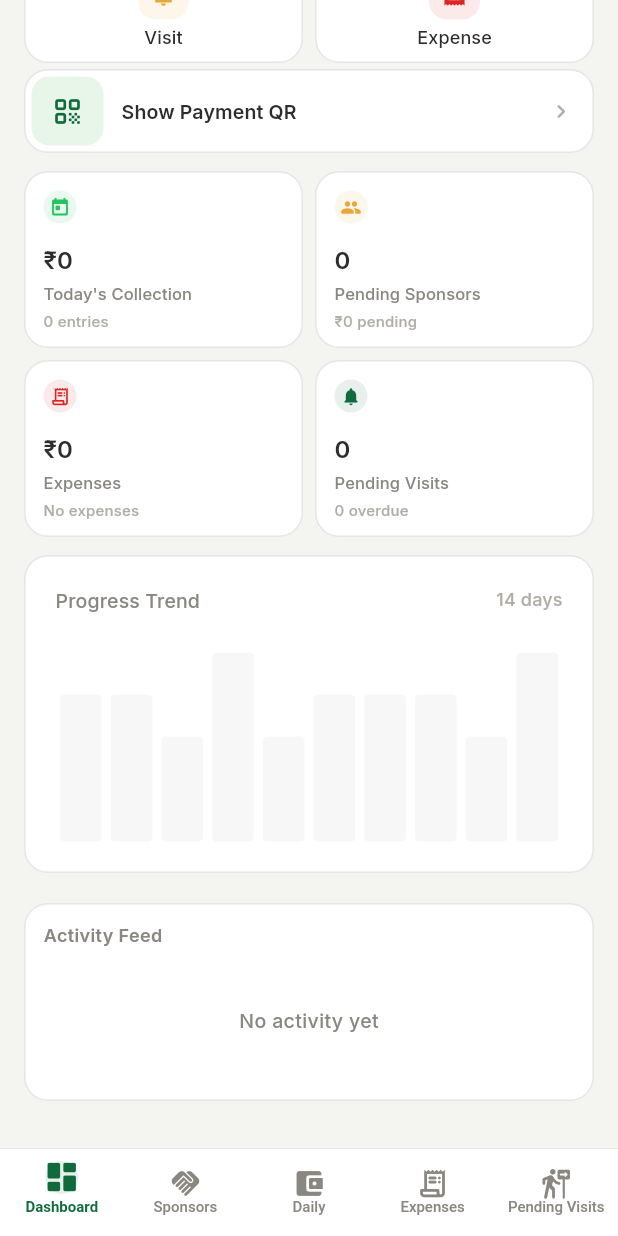
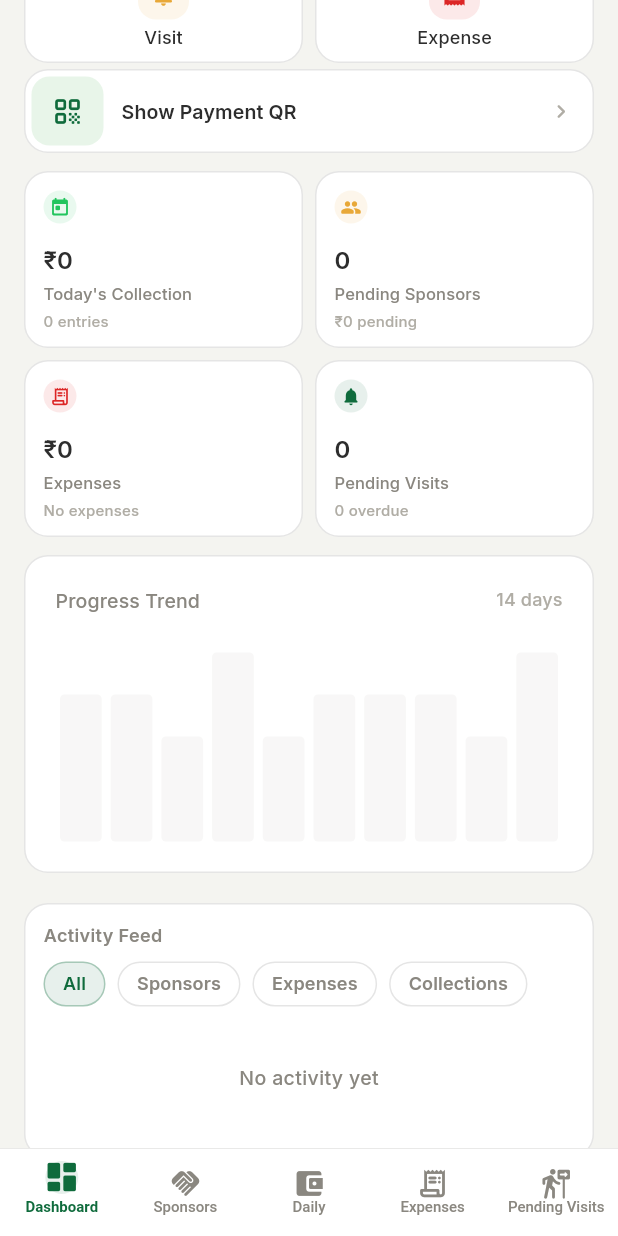
Before and after one commit to santhosh9863/gowriganesha, a Flutter app: the DashboardPage screen opened by its route, scrolled down 508 dp, on a phone screen of 412 x 824 dp. Run offline on Flutter 3.47's test engine with Material 3 defaults, Android fonts, the phone set to English and light mode, and no system bars; our stand-ins replace cloud_firestore, firebase_core, firebase_messaging, firebase_storage, fl_chart, flutter_riverpod and 5 more; accounts and stored records are empty.

Commit message:
feat: Phase 3 UX improvements — debounced search, activity filters, trend arrows
- Search debouncing (300ms Timer) on collection list page — prevents
  excessive rebuilds while typing, clears on explicit clear button
- Activity feed filter chips (All/Sponsors/Expenses/Collections) in
  _ActivityTimeline — filters by entityType using AnimatedContainer chips
- Trend arrows on Today's Collection KPI card — computes yesterday's total
  from daily collections stream, shows trending_up (green) or
  trending_down (red) icon next to the trend text

```diff
--- a/lib/features/collections/collection_list_page.dart
+++ b/lib/features/collections/collection_list_page.dart
@@ -1,3 +1,4 @@
+import 'dart:async';
 import 'package:flutter/material.dart';
 import 'package:flutter_riverpod/flutter_riverpod.dart';
 import 'package:go_router/go_router.dart';
@@ -32,9 +33,17 @@ class _CollectionListPageState extends ConsumerState<CollectionListPage>
     with SingleTickerProviderStateMixin {
   final _searchController = TextEditingController();
   String _searchQuery = '';
+  Timer? _debounceTimer;
   String _filter = 'all';
   bool _initialized = false;
   late final AnimationController _staggerCtrl;
+
+  void _onSearchChanged(String v) {
+    _debounceTimer?.cancel();
+    _debounceTimer = Timer(const Duration(milliseconds: 300), () {
+      if (mounted) setState(() => _searchQuery = v);
+    });
+  }
 
   @override
   void initState() {
@@ -64,6 +73,7 @@ class _CollectionListPageState extends ConsumerState<CollectionListPage>
   @override
   void dispose() {
     debugPrint('[LIFECYCLE] CollectionListPage.dispose');
+    _debounceTimer?.cancel();
     _staggerCtrl.stop();
     _staggerCtrl.dispose();
     _searchController.dispose();
@@ -199,7 +209,7 @@ class _CollectionListPageState extends ConsumerState<CollectionListPage>
           ),
           child: TextField(
             controller: _searchController,
-            onChanged: (v) => setState(() => _searchQuery = v),
+            onChanged: _onSearchChanged,
             decoration: InputDecoration(
               hintText: 'Search sponsors...',
               prefixIcon: const Icon(Icons.search_rounded, size: 20),
@@ -207,6 +217,7 @@ class _CollectionListPageState extends ConsumerState<CollectionListPage>
                   ? IconButton(
                       icon: const Icon(Icons.clear_rounded, size: 18),
                       onPressed: () {
+                        _debounceTimer?.cancel();
                         _searchController.clear();
                         setState(() => _searchQuery = '');
                       },
--- a/lib/features/dashboard/dashboard_page.dart
+++ b/lib/features/dashboard/dashboard_page.dart
@@ -585,6 +585,19 @@ class _KpiGrid extends ConsumerWidget {
   @override
   Widget build(BuildContext context, WidgetRef ref) {
     final db = ref.watch(dashboardProvider);
+    final dcAsync = ref.watch(dailyCollectionsStreamProvider);
+    final dc = dcAsync.valueOrNull ?? [];
+    final now = DateTime.now();
+    final yesterdayStart = DateTime(now.year, now.month, now.day - 1);
+    final yesterdayEnd = yesterdayStart.add(const Duration(days: 1));
+    final yesterdayTotal = dc
+        .where((c) =>
+            c.date.toDate().isAfter(yesterdayStart) &&
+            c.date.toDate().isBefore(yesterdayEnd))
+        .fold<int>(0, (v, c) => v + c.amount);
+    final trendUp = db.todayCollection > yesterdayTotal;
+    final trendFlat = db.todayCollection == yesterdayTotal;
+
     return LayoutBuilder(
       builder: (context, constraints) {
         final w = (constraints.maxWidth - AppSpacing.sm) / 2;
@@ -595,6 +608,7 @@ class _KpiGrid extends ConsumerWidget {
               icon: Icons.today_rounded, label: "Today's Collection",
               value: db.todayCollection, trend: '${db.todayEntryCount} entries',
               color: AppColors.success, fmtCurrency: true,
+              trendUp: trendUp, trendFlat: trendFlat,
             )),
             SizedBox(width: w, child: _KpiCard(
               icon: Icons.people_rounded, label: 'Pending Sponsors',
@@ -629,7 +643,9 @@ class _KpiCard extends StatelessWidget {
   final String trend;
   final Color color;
   final bool fmtCurrency;
-  const _KpiCard({required this.icon, required this.label, required this.value, required this.trend, required this.color, required this.fmtCurrency});
+  final bool trendUp;
+  final bool trendFlat;
+  const _KpiCard({required this.icon, required this.label, required this.value, required this.trend, required this.color, required this.fmtCurrency, this.trendUp = false, this.trendFlat = true});
 
   @override
   Widget build(BuildContext context) {
@@ -671,7 +687,19 @@ class _KpiCard extends StatelessWidget {
             ),
           ),
           const SizedBox(height: 6),
-          Text(
+          Row(
+            children: [
+              if (!trendFlat)
+                Padding(
+                  padding: const EdgeInsets.only(right: 4),
+                  child: Icon(
+                    trendUp ? Icons.trending_up_rounded : Icons.trending_down_rounded,
+                    size: 12,
+                    color: trendUp ? AppColors.success : AppColors.error,
+                  ),
+                ),
+              Flexible(
+                child: Text(
                   trend,
                   style: theme.textTheme.labelSmall?.copyWith(
                     color: AppColors.warmGray400,
@@ -679,6 +707,9 @@ class _KpiCard extends StatelessWidget {
                   ),
                   maxLines: 1,
                   overflow: TextOverflow.ellipsis,
+                ),
+              ),
+            ],
           ),
         ],
       ),
@@ -1085,12 +1116,79 @@ List<_ActivityGroup> _groupActivities(List<Activity> activities) {
   return groups;
 }
 
-class _ActivityTimeline extends ConsumerWidget {
+enum _ActivityFilter { all, sponsors, expenses, collections }
+
+class _FilterRow extends StatelessWidget {
+  final _ActivityFilter value;
+  final ValueChanged<_ActivityFilter> onChanged;
+  const _FilterRow({required this.value, required this.onChanged});
+
+  @override
+  Widget build(BuildContext context) {
+    final theme = Theme.of(context);
+    return SingleChildScrollView(
+      scrollDirection: Axis.horizontal,
+      child: Row(
+        children: [
+          _buildChip(theme, 'All', _ActivityFilter.all),
+          const SizedBox(width: AppSpacing.sm),
+          _buildChip(theme, 'Sponsors', _ActivityFilter.sponsors),
+          const SizedBox(width: AppSpacing.sm),
+          _buildChip(theme, 'Expenses', _ActivityFilter.expenses),
+          const SizedBox(width: AppSpacing.sm),
+          _buildChip(theme, 'Collections', _ActivityFilter.collections),
+        ],
+      ),
+    );
+  }
+
+  Widget _buildChip(ThemeData theme, String label, _ActivityFilter f) {
+    final selected = value == f;
+    return GestureDetector(
+      onTap: () => onChanged(f),
+      child: AnimatedContainer(
+        duration: const Duration(milliseconds: 200),
+        padding: const EdgeInsets.symmetric(
+          horizontal: AppSpacing.md,
+          vertical: AppSpacing.xs + 2,
+        ),
+        decoration: BoxDecoration(
+          color: selected
+              ? AppColors.primary.withValues(alpha: 0.1)
+              : Colors.transparent,
+          borderRadius: BorderRadius.circular(AppRadius.full),
+          border: Border.all(
+            color: selected
+                ? AppColors.primary.withValues(alpha: 0.3)
+                : AppColors.outline,
+          ),
+        ),
+        child: Text(
+          label,
+          style: theme.textTheme.labelLarge?.copyWith(
+            color: selected ? AppColors.primary : AppColors.warmGray500,
+            fontWeight: FontWeight.w600,
+          ),
+        ),
+      ),
+    );
+  }
+}
+
+class _ActivityTimeline extends ConsumerStatefulWidget {
   const _ActivityTimeline();
   @override
-  Widget build(BuildContext context, WidgetRef ref) {
+  ConsumerState<_ActivityTimeline> createState() => _ActivityTimelineState();
+}
+
+class _ActivityTimelineState extends ConsumerState<_ActivityTimeline> {
+  _ActivityFilter _filter = _ActivityFilter.all;
+
+  @override
+  Widget build(BuildContext context) {
     final theme = Theme.of(context);
-    final items = ref.watch(activitiesStreamProvider).valueOrNull ?? [];
+    final allItems = ref.watch(activitiesStreamProvider).valueOrNull ?? [];
+    final items = _filtered(allItems);
     return Container(
       padding: const EdgeInsets.all(AppSpacing.md),
       decoration: BoxDecoration(
@@ -1108,6 +1206,11 @@ class _ActivityTimeline extends ConsumerWidget {
             ],
           ),
           const SizedBox(height: AppSpacing.sm),
+          _FilterRow(
+            value: _filter,
+            onChanged: (v) => setState(() => _filter = v),
+          ),
+          const SizedBox(height: AppSpacing.sm),
           if (items.isEmpty)
             const SizedBox(
               height: 80,
@@ -1120,6 +1223,18 @@ class _ActivityTimeline extends ConsumerWidget {
         ],
       ),
     );
+  }
+
+  List<Activity> _filtered(List<Activity> items) {
+    if (_filter == _ActivityFilter.all) return items;
+    final type = switch (_filter) {
+      _ActivityFilter.sponsors => 'target',
+      _ActivityFilter.expenses => 'expense',
+      _ActivityFilter.collections => 'daily_collection',
+      _ => null,
+    };
+    if (type == null) return items;
+    return items.where((a) => a.entityType == type).toList();
   }
 
   void _navigateToActivity(BuildContext context, Activity a) {
```
Lines whose indentation alone changed are shown as unchanged.
